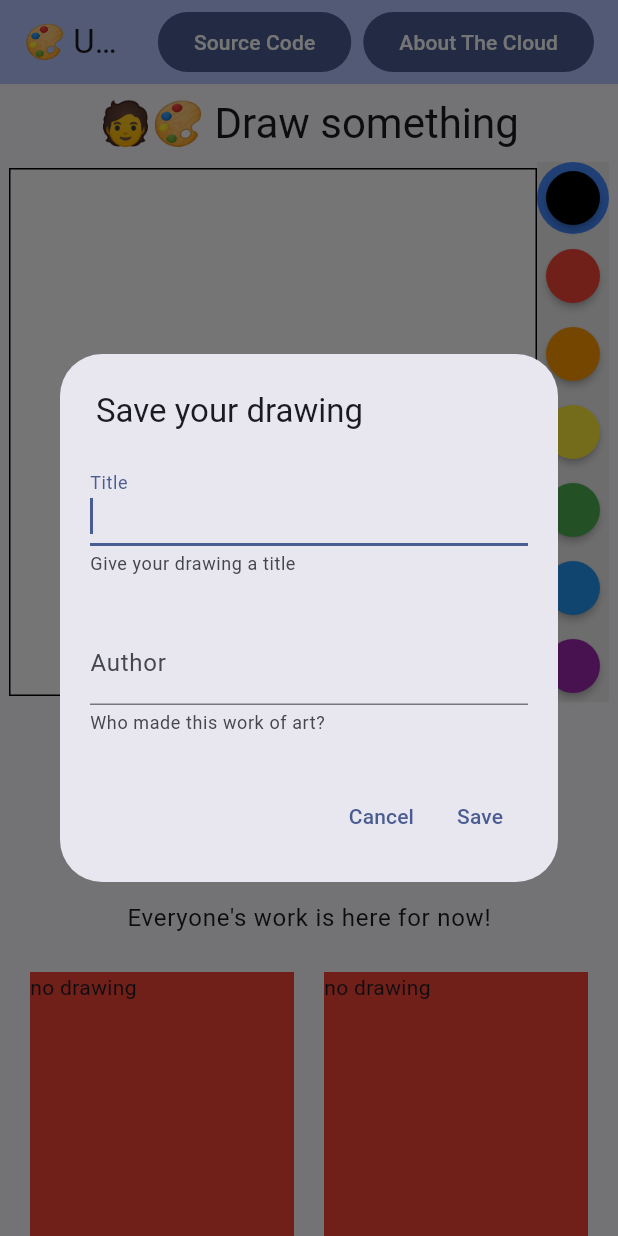
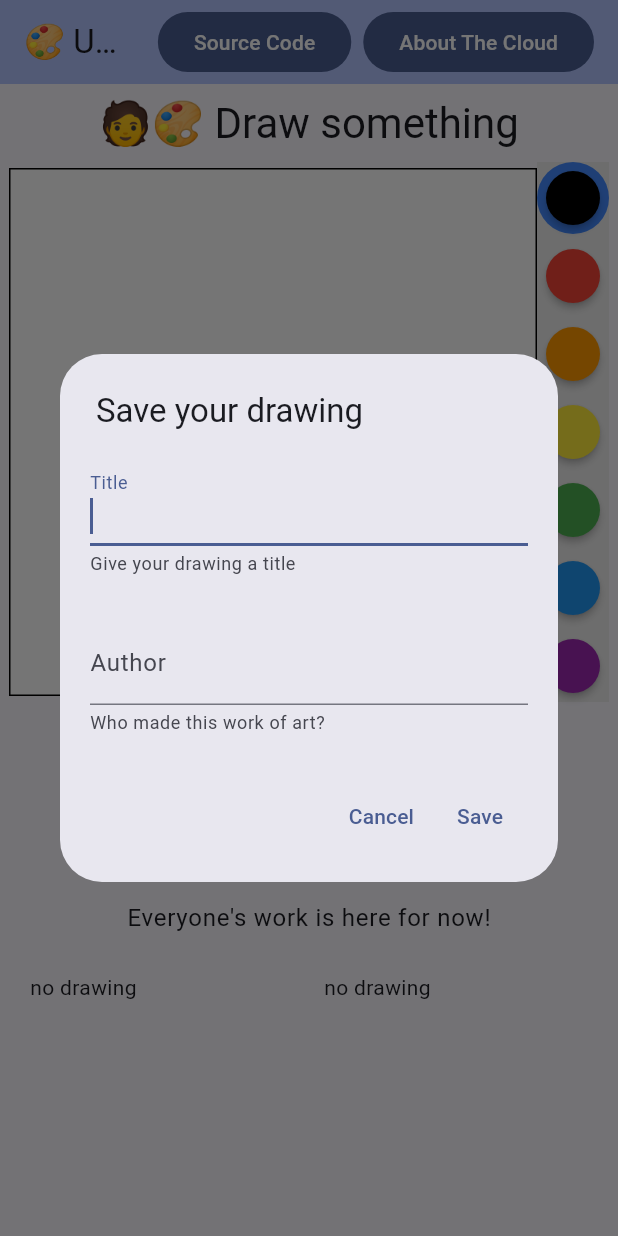
Before and after one commit to alvaroc1/doodles, a Flutter app: the screen it shows after launch, after a tap on "Save", on a phone screen of 412 x 824 dp. Run offline on Flutter 3.47's test engine with Material 3 defaults, Android fonts, the phone set to English and light mode, and no system bars; missing offline and left inert: perfect_freehand.

Commit message:
Added basic gallery display code

```diff
--- a/lib/main.dart
+++ b/lib/main.dart
@@ -157,6 +157,7 @@ class _MyHomePageState extends State<MyHomePage> {
                               showDialog(
                                 context: context,
                                 builder: (context) => SaveDialog(
+                                  canvasSize: canvasSize,
                                   onSave: (imageData) async {
                                     final codec =
                                         await ui.instantiateImageCodec(
@@ -199,16 +200,14 @@ class _MyHomePageState extends State<MyHomePage> {
                     maxCrossAxisExtent: 350,
                     mainAxisSpacing: 20,
                     crossAxisSpacing: 20,
+                    physics: const NeverScrollableScrollPhysics(),
                     children: List.filled(
                       10,
-                      Container(
-                        color: Colors.red,
-                        child: savedImage == null
-                            ? const Text("no drawing")
-                            : DrawingViewer(
-                                image: savedImage!,
-                              ),
-                      ),
+                      savedImage == null
+                          ? const Text("no drawing")
+                          : DrawingViewer(
+                              image: savedImage!,
+                            ),
                     ),
                   ),
                 ),
--- a/lib/save_dialog.dart
+++ b/lib/save_dialog.dart
@@ -7,9 +7,15 @@ import 'cute_canvas.dart';
 
 class SaveDialog extends StatelessWidget {
   final List<DrawCommand> commands;
+  final double canvasSize;
   final void Function(ByteData) onSave;
 
-  const SaveDialog({super.key, required this.commands, required this.onSave});
+  const SaveDialog({
+    super.key,
+    required this.commands,
+    required this.onSave,
+    required this.canvasSize,
+  });
 
   @override
   Widget build(BuildContext context) {
@@ -52,7 +58,10 @@ class SaveDialog extends StatelessWidget {
                 drawCommands(canvas, commands);
                 final picture = recorder.endRecording();
 
-                final image = await picture.toImage(200, 200);
+                final image = await picture.toImage(
+                  canvasSize.toInt(),
+                  canvasSize.toInt(),
+                );
                 final byteData =
                     await image.toByteData(format: ui.ImageByteFormat.png);
 
```
Also changed, not shown: lib/drawing_viewer.dart (+10 -4 lines).
